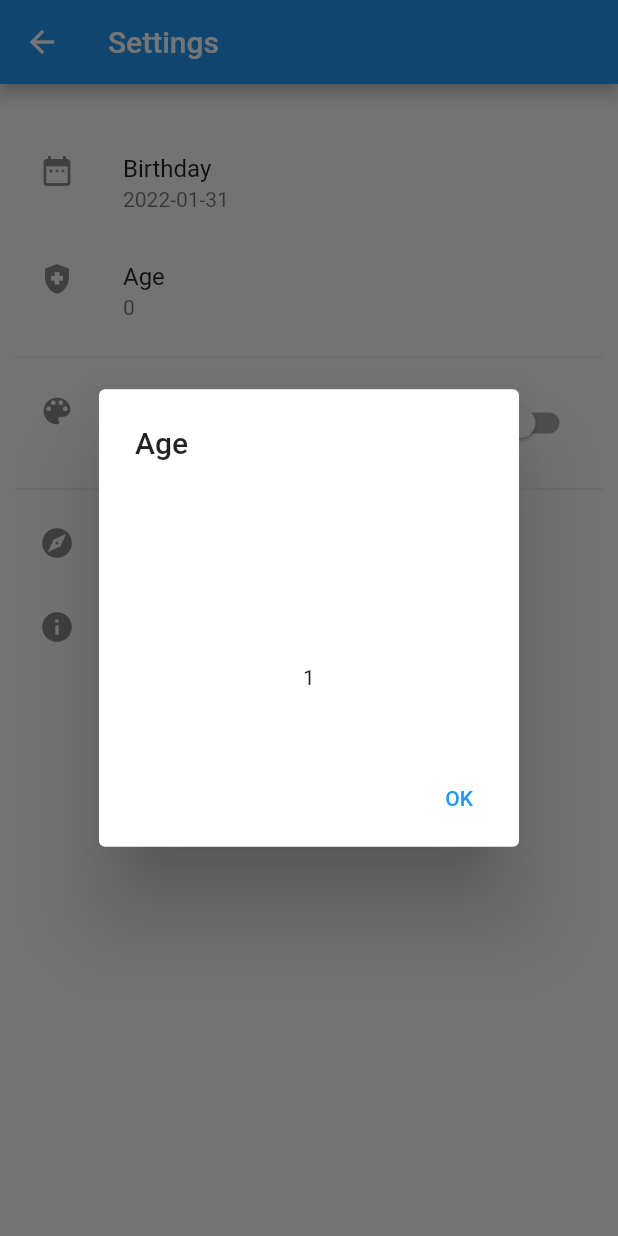
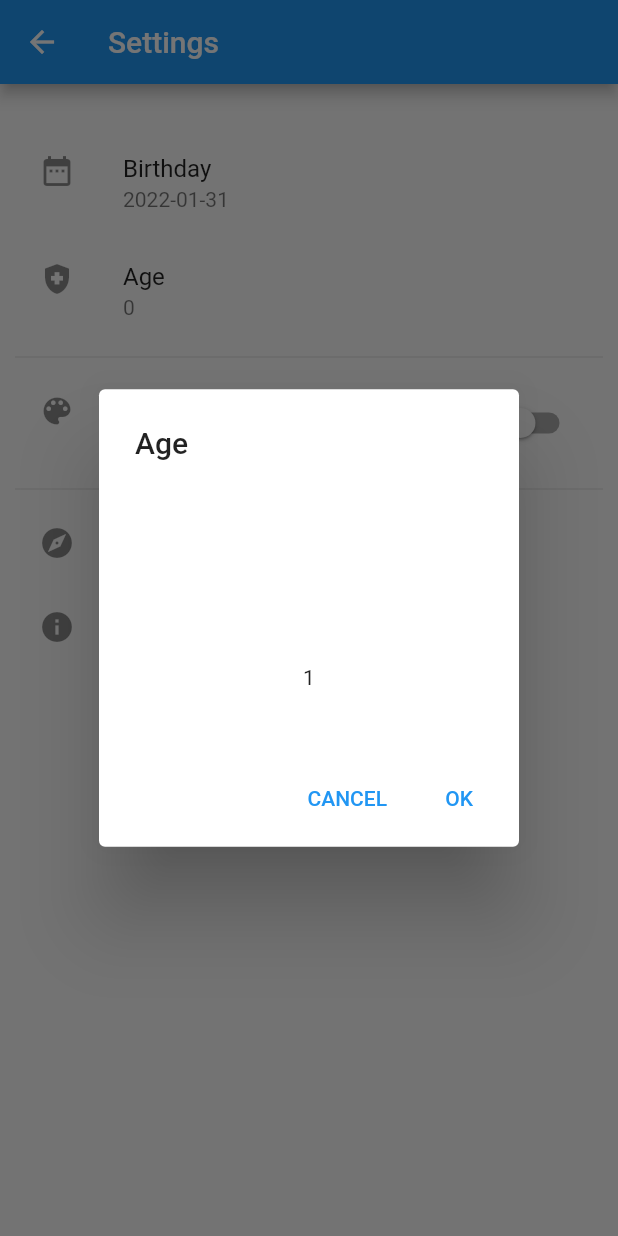
Before and after one commit to Xennis/lifetime-clock-app, a Flutter app: the ConfigPage screen opened directly with empty values, after a tap on "Age", on a phone screen of 412 x 824 dp. Run offline on Flutter 3.47's test engine with Material 2 defaults, Android fonts, the phone set to English and light mode, and no system bars; drawn by our look-alikes of numberpicker; our stand-ins replace shared_preferences; accounts and stored records are empty; generated files the repository leaves out were written again.

Commit message:
Conig page | Add age cancel button

```diff
--- a/lib/l10n/app_en.arb
+++ b/lib/l10n/app_en.arb
@@ -72,6 +72,7 @@
   "birthday": "Birthday",
   "age": "Age",
   "ok": "ok",
+  "cancel": "cancel",
   "olympia": "Olympia",
   "years": "Years",
   "days": "Days",
--- a/lib/pages/config_page.dart
+++ b/lib/pages/config_page.dart
@@ -116,13 +116,18 @@ class _ConfigPageState extends State<ConfigPage> {
                     minValue: 1,
                     maxValue: 150,
                     onChanged: (int value) {
-                      //setState(() => _selectedAge = value);
                       dialogState(() => _selectedAge = value);
                     },
                   );
                 },
               ),
               actions: [
+                TextButton(
+                  child: Text(l10n.cancel.toUpperCase()),
+                  onPressed: () {
+                    Navigator.of(context).pop(null);
+                  },
+                ),
                 TextButton(
                   child: Text(l10n.ok.toUpperCase()),
                   onPressed: () {
@@ -136,6 +141,10 @@ class _ConfigPageState extends State<ConfigPage> {
       LifetimePreferences.setAge(picked);
       setState(() {
         widget.config.age = picked;
+      });
+    } else {
+      setState(() {
+        _selectedAge = widget.config.age;
       });
     }
   }
```
